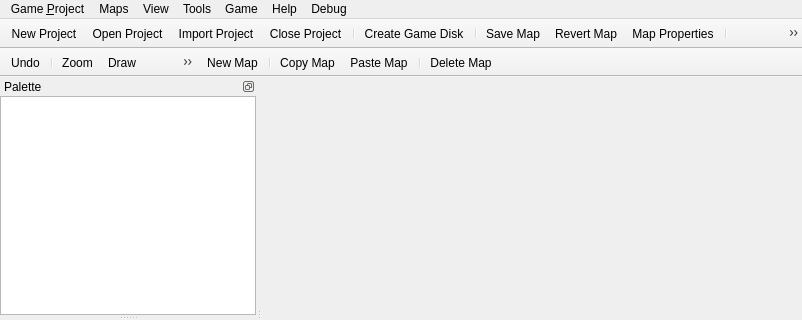
First picture: the form in src/mainwindow.ui, repository MarianoGnu/Editor-Qt, before the edit; both pictures show x 0 to 802 and y 0 to 320 of the 802 by 580 pixel window.
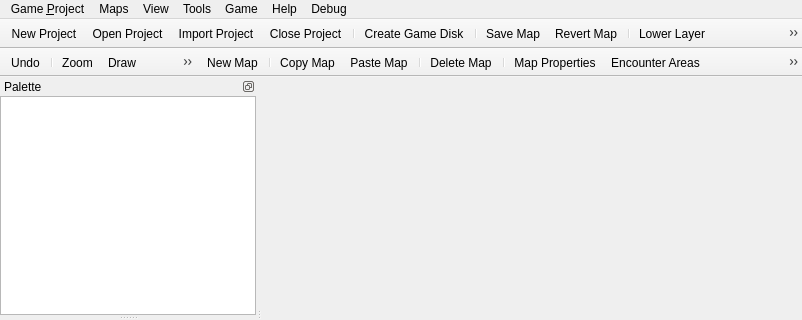
Second picture: the form after the edit. Icons and pictures are not drawn.

Commit message: New layout for map properties. Also modify actionMapProperties behave to open selected map on demand.

What changed in the file:
```diff
--- a/src/mainwindow.ui
+++ b/src/mainwindow.ui
@@ -153,7 +153,6 @@
    <addaction name="separator"/>
    <addaction name="action_Save_Map"/>
    <addaction name="actionRevert_Map"/>
-   <addaction name="actionMap_Properties"/>
    <addaction name="separator"/>
    <addaction name="action_Lower_Layer"/>
    <addaction name="action_Upper_Layer"/>
@@ -360,6 +359,10 @@
    <addaction name="actionPaste_Map"/>
    <addaction name="separator"/>
    <addaction name="actionDelete_Map"/>
+   <addaction name="separator"/>
+   <addaction name="actionMap_Properties"/>
+   <addaction name="actionEncounter_Areas"/>
+   <addaction name="actionDungeon_Generator"/>
   </widget>
   <action name="action_Open_Project">
    <property name="icon">
@@ -929,6 +932,24 @@
     <string>Delete selected map.</string>
    </property>
   </action>
+  <action name="actionEncounter_Areas">
+   <property name="icon">
+    <iconset resource="Resources.qrc">
+     <normaloff>:/icons/share/old_area.png</normaloff>:/icons/share/old_area.png</iconset>
+   </property>
+   <property name="text">
+    <string>Encounter Areas</string>
+   </property>
+  </action>
+  <action name="actionDungeon_Generator">
+   <property name="icon">
+    <iconset resource="Resources.qrc">
+     <normaloff>:/icons/share/old_dungeon.png</normaloff>:/icons/share/old_dungeon.png</iconset>
+   </property>
+   <property name="text">
+    <string>Dungeon Generator</string>
+   </property>
+  </action>
  </widget>
  <layoutdefault spacing="6" margin="11"/>
  <resources>
```
The commit also changes 11 other files.
